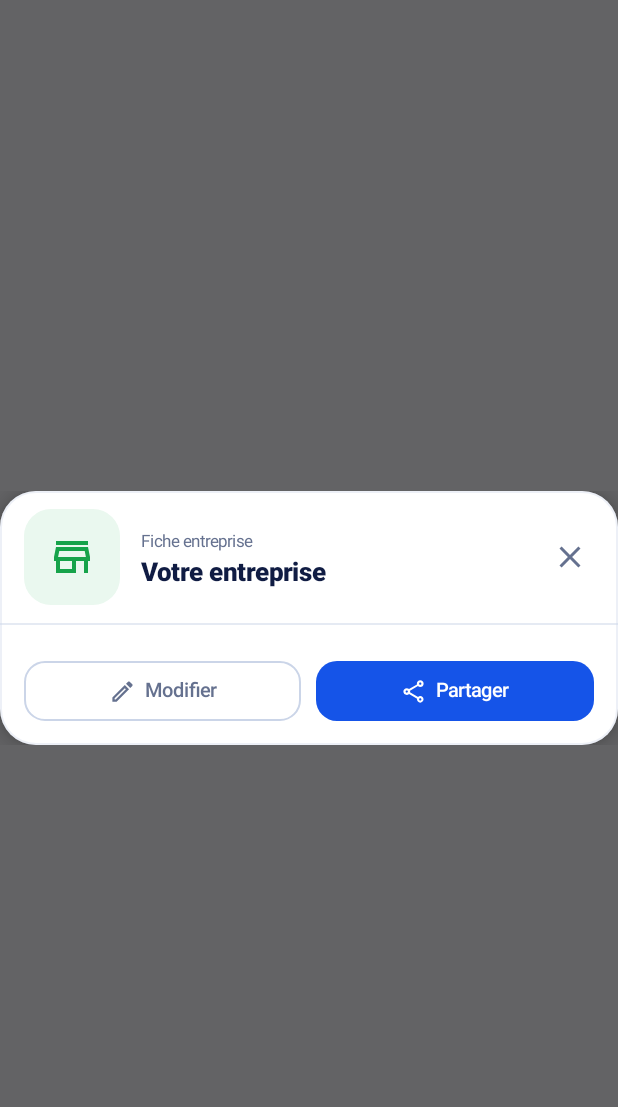
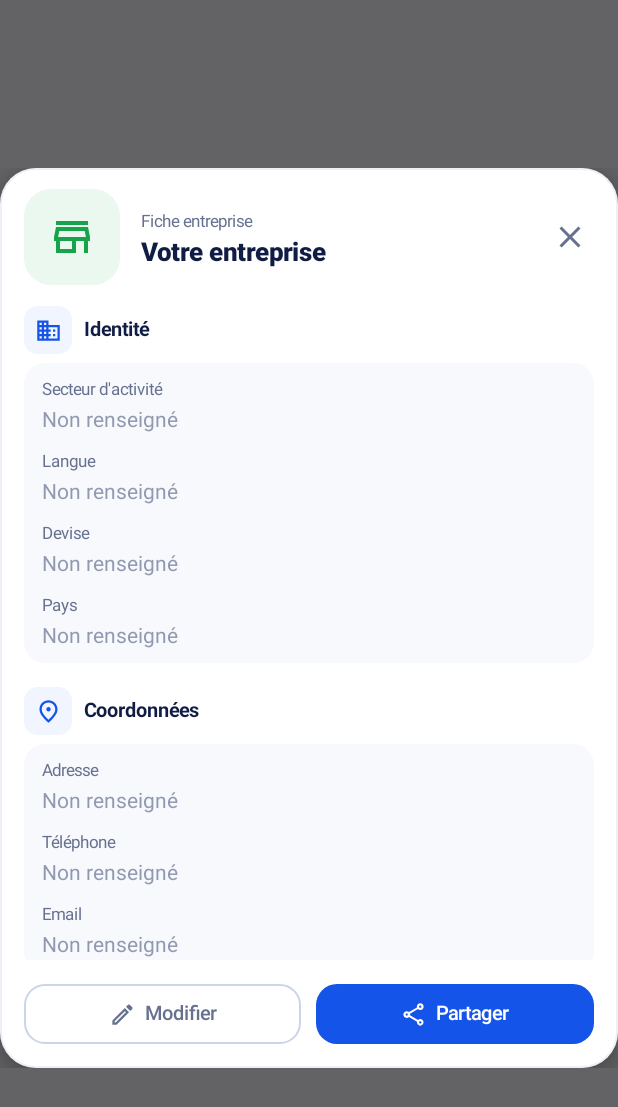
Before and after one commit to missamedia69-code/ERP_360, an Android app built with Jetpack Compose: the composable FicheEntrepriseDialog shown on its own in the app's theme, after a tap on "Partager", on a phone screen of 412 x 824 dp. Shown: the top 1107 px of the screen. Run offline under Robolectric (Android 15) with nearby library versions, the light colour scheme and no system bars; our stand-ins replace Dagger/Hilt's generated code.

Commit message:
feat(ui): fiche entreprise totalement complete en sections (style popups de packs)
5 sections avec puce icone bleu pale + titre + panneau : Identite (secteur,
langue localisee, devise, pays), Coordonnees (adresse, tel, email), Legal
(numero fiscal, registre commerce), Activite (profil, taille), Proprietaire
(nom, email). Champs vides affiches « Non renseigne » ; copie par champ ;
partage de la fiche complete section par section. 6 cles x 5 langues.

Co-authored-by: arena-agent <297053741+arena-agent@users.noreply.github.com>

```diff
--- a/app/src/main/java/com/missa/b360/ui/components/FicheEntreprise.kt
+++ b/app/src/main/java/com/missa/b360/ui/components/FicheEntreprise.kt
@@ -3,11 +3,11 @@ package com.missa.b360.ui.components
 import android.content.Intent
 import android.widget.Toast
 import androidx.compose.foundation.BorderStroke
-import androidx.compose.foundation.background
 import androidx.compose.foundation.layout.Box
 import androidx.compose.foundation.layout.Column
 import androidx.compose.foundation.layout.Row
 import androidx.compose.foundation.layout.Spacer
+import androidx.compose.foundation.layout.fillMaxSize
 import androidx.compose.foundation.layout.fillMaxWidth
 import androidx.compose.foundation.layout.height
 import androidx.compose.foundation.layout.heightIn
@@ -18,11 +18,16 @@ import androidx.compose.foundation.rememberScrollState
 import androidx.compose.foundation.shape.RoundedCornerShape
 import androidx.compose.foundation.verticalScroll
 import androidx.compose.material.icons.Icons
+import androidx.compose.material.icons.outlined.Business
 import androidx.compose.material.icons.outlined.Close
 import androidx.compose.material.icons.outlined.ContentCopy
 import androidx.compose.material.icons.outlined.Edit
+import androidx.compose.material.icons.outlined.Gavel
+import androidx.compose.material.icons.outlined.Person
+import androidx.compose.material.icons.outlined.Place
 import androidx.compose.material.icons.outlined.Share
 import androidx.compose.material.icons.outlined.Store
+import androidx.compose.material.icons.outlined.Work
 import androidx.compose.material3.Button
 import androidx.compose.material3.ButtonDefaults
 import androidx.compose.material3.Icon
@@ -34,6 +39,7 @@ import androidx.compose.runtime.Composable
 import androidx.compose.ui.Alignment
 import androidx.compose.ui.Modifier
 import androidx.compose.ui.graphics.Color
+import androidx.compose.ui.graphics.vector.ImageVector
 import androidx.compose.ui.platform.LocalClipboardManager
 import androidx.compose.ui.platform.LocalContext
 import androidx.compose.ui.res.stringResource
@@ -51,8 +57,10 @@ import com.missa.b360.core.domain.usecase.UserAdminUseCases
 import com.missa.b360.ui.theme.BrandBlue
 import com.missa.b360.ui.theme.Green90
 import com.missa.b360.ui.theme.MissaBorder
+import com.missa.b360.ui.theme.MissaCanvas
 import com.missa.b360.ui.theme.MissaInk
 import com.missa.b360.ui.theme.MissaMuted
+import com.missa.b360.ui.theme.MissaSoftBlue
 import com.missa.b360.ui.theme.TendrePositive
 import dagger.hilt.android.lifecycle.HiltViewModel
 import kotlinx.coroutines.flow.SharingStarted
@@ -62,10 +70,11 @@ import kotlinx.coroutines.flow.stateIn
 import javax.inject.Inject
 
 /**
- * Fiche détaillée de l'entreprise : toutes les informations enregistrées à
- * l'onboarding (identité, contacts, identifiants légaux) plus celles du
- * Propriétaire, avec copie champ par champ et partage de la fiche complète.
- * Lecture seule : aucune donnée n'est inventée ni modifiée ici.
+ * Carte d'identité détaillée de l'entreprise : toutes les informations
+ * enregistrées (identité, coordonnées, légal, activité) plus celles du
+ * Propriétaire, structurées en sections comme les popups explicatives des
+ * packs de l'onboarding (puce d'icône bleu pâle + titre + panneau).
+ * Copie champ par champ et partage de la fiche complète. Lecture seule.
  */
 data class FicheEntrepriseState(
     val entreprise: EnterpriseEntity? = null,
@@ -100,20 +109,23 @@ class FicheEntrepriseViewModel @Inject constructor(
     )
 }
 
-/** Lignes (libellé, valeur) non vides de la fiche, pour l'affichage et le partage. */
-private fun lignesEntreprise(e: EnterpriseEntity, res: (Int) -> String): List<Pair<String, String>> =
-    listOfNotNull(
-        e.secteur?.takeIf { it.isNotBlank() }?.let { res(R.string.obn_secteur) to it },
-        e.adresse?.takeIf { it.isNotBlank() }?.let { res(R.string.obn_adresse) to it },
-        e.telephone?.takeIf { it.isNotBlank() }?.let { res(R.string.obn_telephone) to it },
-        e.email?.takeIf { it.isNotBlank() }?.let { res(R.string.ob_email) to it },
-        e.pays?.takeIf { it.isNotBlank() }?.let { res(R.string.obn_recap_pays) to it },
-        res(R.string.obn_recap_devise) to e.devise,
-        e.numeroFiscal?.takeIf { it.isNotBlank() }?.let { res(R.string.fisc_id_fiscal) to it },
-        e.registreCommerce?.takeIf { it.isNotBlank() }?.let { res(R.string.fisc_id_registre) to it },
-        e.profilActivite?.takeIf { it.isNotBlank() }?.let { res(R.string.obn_recap_profil) to it },
-        e.palierTaille?.takeIf { it.isNotBlank() }?.let { res(R.string.obn_recap_taille) to it },
+private data class LigneFicheData(val libelleRes: Int, val valeur: String?)
+
+private data class SectionFicheData(
+    val titreRes: Int,
+    val icone: ImageVector,
+    val lignes: List<LigneFicheData>,
 )
+
+/** Code langue enregistré (fr/en/es/ar/zh) → libellé localisé affiché. */
+private fun langueLibelleRes(code: String?): Int? = when (code?.lowercase()) {
+    "fr" -> R.string.langue_fr
+    "en" -> R.string.langue_en
+    "es" -> R.string.langue_es
+    "ar" -> R.string.langue_ar
+    "zh" -> R.string.langue_zh
+    else -> null
+}
 
 @Composable
 fun FicheEntrepriseDialog(
@@ -125,29 +137,75 @@ fun FicheEntrepriseDialog(
     val nom = entreprise?.nom.orEmpty().ifBlank { stringResource(R.string.home_company_placeholder) }
     val clipboard = LocalClipboardManager.current
     val context = LocalContext.current
+    val nonRenseigne = stringResource(R.string.fiche_non_renseigne)
 
     val copier: (String) -> Unit = { texte ->
         clipboard.setText(AnnotatedString(texte))
         Toast.makeText(context, context.getString(R.string.fiche_copie), Toast.LENGTH_SHORT).show()
     }
 
-    val res: (Int) -> String = { context.getString(it) }
-    val lignesCompletes = entreprise?.let { lignesEntreprise(it, res) }.orEmpty()
-    // Le secteur est déjà affiché sous le nom, dans l'en-tête de la carte.
-    val lignes = lignesCompletes.filterNot { it.first == res(R.string.obn_secteur) }
-    val lignesProprietaire = listOfNotNull(
-        etat.proprietaireNom?.takeIf { it.isNotBlank() }?.let { res(R.string.obn_recap_proprietaire) to it },
-        etat.proprietaireEmail?.takeIf { it.isNotBlank() }?.let { res(R.string.ob_email) to it },
+    val langueAffichee = entreprise?.langue?.let { code ->
+        langueLibelleRes(code)?.let { context.getString(it) } ?: code
+    }
+
+    val sections = listOf(
+        SectionFicheData(
+            R.string.fiche_section_identite,
+            Icons.Outlined.Business,
+            listOf(
+                LigneFicheData(R.string.obn_secteur, entreprise?.secteur),
+                LigneFicheData(R.string.fiche_langue, langueAffichee),
+                LigneFicheData(R.string.obn_recap_devise, entreprise?.devise),
+                LigneFicheData(R.string.obn_recap_pays, entreprise?.pays),
+            ),
+        ),
+        SectionFicheData(
+            R.string.fiche_section_coordonnees,
+            Icons.Outlined.Place,
+            listOf(
+                LigneFicheData(R.string.obn_adresse, entreprise?.adresse),
+                LigneFicheData(R.string.obn_telephone, entreprise?.telephone),
+                LigneFicheData(R.string.ob_email, entreprise?.email),
+            ),
+        ),
+        SectionFicheData(
+            R.string.fiche_section_legal,
+            Icons.Outlined.Gavel,
+            listOf(
+                LigneFicheData(R.string.fisc_id_fiscal, entreprise?.numeroFiscal),
+                LigneFicheData(R.string.fisc_id_registre, entreprise?.registreCommerce),
+            ),
+        ),
+        SectionFicheData(
+            R.string.fiche_section_activite,
+            Icons.Outlined.Work,
+            listOf(
+                LigneFicheData(R.string.obn_recap_profil, entreprise?.profilActivite),
+                LigneFicheData(R.string.obn_recap_taille, entreprise?.palierTaille),
+            ),
+        ),
+        SectionFicheData(
+            R.string.obn_recap_proprietaire,
+            Icons.Outlined.Person,
+            listOf(
+                LigneFicheData(R.string.clients_nom, etat.proprietaireNom),
+                LigneFicheData(R.string.ob_email, etat.proprietaireEmail),
+            ),
+        ),
     )
 
     val partager: () -> Unit = {
+        val res: (Int) -> String = { context.getString(it) }
         val texte = buildString {
             appendLine(nom)
             appendLine()
-            lignesCompletes.forEach { (libelle, valeur) -> appendLine("$libelle : $valeur") }
-            if (lignesProprietaire.isNotEmpty()) {
+            sections.forEach { section ->
+                appendLine(res(section.titreRes))
+                section.lignes.forEach { ligne ->
+                    val valeur = ligne.valeur?.takeIf { v -> v.isNotBlank() }
+                    appendLine("  ${res(ligne.libelleRes)} : ${valeur ?: res(R.string.fiche_non_renseigne)}")
+                }
                 appendLine()
-                lignesProprietaire.forEach { (libelle, valeur) -> appendLine("$libelle : $valeur") }
             }
         }.trimEnd()
         val intent = Intent(Intent.ACTION_SEND)
@@ -169,18 +227,15 @@ fun FicheEntrepriseDialog(
             Column(
                 modifier = Modifier
                     .fillMaxWidth()
-                    .heightIn(max = 560.dp),
+                    .heightIn(max = 600.dp),
             ) {
-                // En-tête : logo, nom, secteur, fermeture.
+                // En-tête : logo de l'utilisateur (jamais celui de MISSA), nom, fermeture.
                 Row(
                     modifier = Modifier
                         .fillMaxWidth()
-                        .padding(start = 16.dp, end = 8.dp, top = 12.dp, bottom = 12.dp),
+                        .padding(start = 16.dp, end = 8.dp, top = 14.dp, bottom = 10.dp),
                     verticalAlignment = Alignment.CenterVertically,
                 ) {
-                    // Carte d'identité : le logo affiché est toujours celui choisi par
-                    // l'utilisateur (CompanyLogo) — jamais celui de MISSA. Sans logo
-                    // enregistré, icône boutique neutre sur fond vert pâle.
                     CompanyLogo(
                         logoUri = entreprise?.logoUri,
                         contentDescription = null,
@@ -205,14 +260,6 @@ fun FicheEntrepriseDialog(
                             fontWeight = FontWeight.ExtraBold,
                             maxLines = 2,
                         )
-                        entreprise?.secteur?.takeIf { it.isNotBlank() }?.let {
-                            Text(
-                                text = it,
-                                color = MissaMuted,
-                                fontSize = 12.sp,
-                                maxLines = 1,
-                            )
-                        }
                     }
                     IconButton(onClick = onDismiss, modifier = Modifier.size(48.dp)) {
                         Icon(
@@ -223,37 +270,22 @@ fun FicheEntrepriseDialog(
                         )
                     }
                 }
-                Box(
-                    modifier = Modifier
-                        .fillMaxWidth()
-                        .height(1.dp)
-                        .background(MissaBorder.copy(alpha = 0.5f)),
-                )
-                // Corps défilable : champs entreprise puis propriétaire.
+                // Corps défilable : sections façon popups de packs.
                 Column(
                     modifier = Modifier
                         .weight(1f, fill = false)
                         .verticalScroll(rememberScrollState())
-                        .padding(horizontal = 16.dp)
-                        .padding(top = 8.dp),
+                        .padding(horizontal = 16.dp),
                 ) {
-                    lignes.forEach { (libelle, valeur) ->
-                        LigneFiche(libelle = libelle, valeur = valeur, onCopier = copier)
-                    }
-                    if (lignesProprietaire.isNotEmpty()) {
-                        Text(
-                            text = stringResource(R.string.obn_recap_proprietaire),
-                            color = BrandBlue,
-                            fontSize = 12.sp,
-                            fontWeight = FontWeight.SemiBold,
-                            modifier = Modifier.padding(top = 12.dp, bottom = 4.dp),
+                    sections.forEach { section ->
+                        SectionFiche(
+                            section = section,
+                            nonRenseigne = nonRenseigne,
+                            onCopier = copier,
                         )
-                        lignesProprietaire.forEach { (libelle, valeur) ->
-                            LigneFiche(libelle = libelle, valeur = valeur, onCopier = copier)
                     }
                 }
-                }
-                // Pied : partager la fiche complète / modifier (destination existante).
+                // Pied : modifier (destination existante) / partager la fiche complète.
                 Row(
                     modifier = Modifier
                         .fillMaxWidth()
@@ -293,13 +325,78 @@ fun FicheEntrepriseDialog(
     }
 }
 
-/** Ligne libellé gris + valeur encre, avec bouton de copie du champ. */
+/**
+ * Section de la carte : puce d'icône bleu pâle + titre gras (comme les popups
+ * de packs), puis panneau gris clair listant les champs. Un champ vide est
+ * affiché « Non renseigné » ; la copie n'est proposée que si la valeur existe.
+ */
+@Composable
+private fun SectionFiche(
+    section: SectionFicheData,
+    nonRenseigne: String,
+    onCopier: (String) -> Unit,
+) {
+    Row(
+        modifier = Modifier.padding(top = 4.dp, bottom = 6.dp),
+        verticalAlignment = Alignment.CenterVertically,
+    ) {
+        Surface(
+            modifier = Modifier.size(32.dp),
+            shape = RoundedCornerShape(9.dp),
+            color = MissaSoftBlue,
+        ) {
+            Box(
+                contentAlignment = Alignment.Center,
+                modifier = Modifier.fillMaxSize(),
+            ) {
+                Icon(
+                    imageVector = section.icone,
+                    contentDescription = null,
+                    tint = BrandBlue,
+                    modifier = Modifier.size(18.dp),
+                )
+            }
+        }
+        Spacer(Modifier.width(8.dp))
+        Text(
+            text = stringResource(section.titreRes),
+            color = MissaInk,
+            fontSize = 13.sp,
+            fontWeight = FontWeight.Bold,
+        )
+    }
+    Surface(
+        modifier = Modifier.fillMaxWidth(),
+        shape = RoundedCornerShape(14.dp),
+        color = MissaCanvas,
+    ) {
+        Column(
+            modifier = Modifier
+                .fillMaxWidth()
+                .padding(horizontal = 12.dp, vertical = 4.dp),
+        ) {
+            section.lignes.forEach { ligne ->
+                LigneFiche(
+                    libelle = stringResource(ligne.libelleRes),
+                    valeur = ligne.valeur,
+                    nonRenseigne = nonRenseigne,
+                    onCopier = onCopier,
+                )
+            }
+        }
+    }
+    Spacer(Modifier.height(12.dp))
+}
+
+/** Ligne libellé gris + valeur encre (ou « Non renseigné »), bouton copie si valeur. */
 @Composable
 private fun LigneFiche(
     libelle: String,
-    valeur: String,
+    valeur: String?,
+    nonRenseigne: String,
     onCopier: (String) -> Unit,
 ) {
+    val vide = valeur.isNullOrBlank()
     Row(
         modifier = Modifier
             .fillMaxWidth()
@@ -308,8 +405,14 @@ private fun LigneFiche(
     ) {
         Column(modifier = Modifier.weight(1f)) {
             Text(text = libelle, color = MissaMuted, fontSize = 11.sp)
-            Text(text = valeur, color = MissaInk, fontSize = 14.sp, fontWeight = FontWeight.Medium)
+            Text(
+                text = if (vide) nonRenseigne else valeur,
+                color = if (vide) MissaMuted.copy(alpha = 0.7f) else MissaInk,
+                fontSize = 14.sp,
+                fontWeight = if (vide) FontWeight.Normal else FontWeight.Medium,
+            )
         }
+        if (!vide) {
             IconButton(
                 onClick = { onCopier(valeur) },
                 modifier = Modifier.size(40.dp),
@@ -323,3 +426,4 @@ private fun LigneFiche(
             }
         }
     }
+}
--- a/app/src/main/res/values/strings.xml
+++ b/app/src/main/res/values/strings.xml
@@ -5,6 +5,12 @@
     <string name="fiche_partager">Partager</string>
     <string name="fiche_copier">Copier</string>
     <string name="fiche_copie">Copié dans le presse-papiers</string>
+    <string name="fiche_section_identite">Identité</string>
+    <string name="fiche_section_coordonnees">Coordonnées</string>
+    <string name="fiche_section_legal">Informations légales</string>
+    <string name="fiche_section_activite">Activité</string>
+    <string name="fiche_langue">Langue</string>
+    <string name="fiche_non_renseigne">Non renseigné</string>
 
     <!-- Accueil --><string name="more_modules">Plus de modules</string>
     <string name="notifications">Notifications</string>
```
Also changed, not shown: 4 other files. Lines whose indentation alone changed are shown as unchanged.
